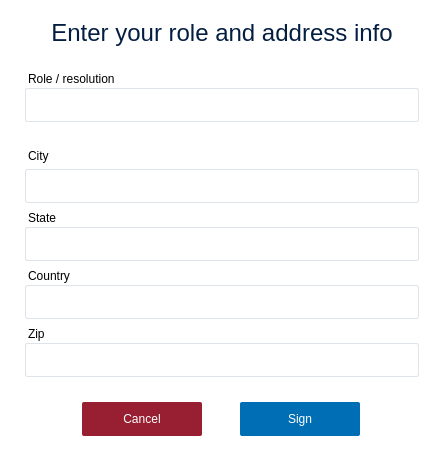
Above: client/dialogs/RoleAddressDialog.ui from open-eid/DigiDoc4-Client before the change. Below: the same form after it.
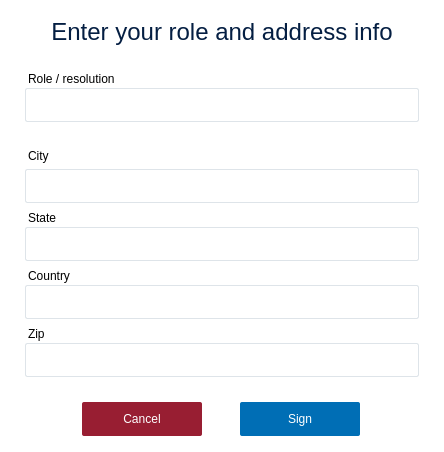
That is the form after the change.

Commit message:
Add label tabfocus (#727)
IB-6384

What changed in the file:
```diff
--- a/client/dialogs/RoleAddressDialog.ui
+++ b/client/dialogs/RoleAddressDialog.ui
@@ -10,12 +10,6 @@
     <height>452</height>
    </rect>
   </property>
-  <property name="sizePolicy">
-   <sizepolicy hsizetype="Preferred" vsizetype="Preferred">
-    <horstretch>0</horstretch>
-    <verstretch>0</verstretch>
-   </sizepolicy>
-  </property>
   <property name="styleSheet">
    <string notr="true">QWidget#RoleAddressDialog {
 	border-radius: 2px;
@@ -72,6 +66,9 @@
        <pointsize>18</pointsize>
       </font>
      </property>
+     <property name="focusPolicy">
+      <enum>Qt::TabFocus</enum>
+     </property>
      <property name="styleSheet">
       <string notr="true">margin:0px; color: #041E42;</string>
      </property>
```
